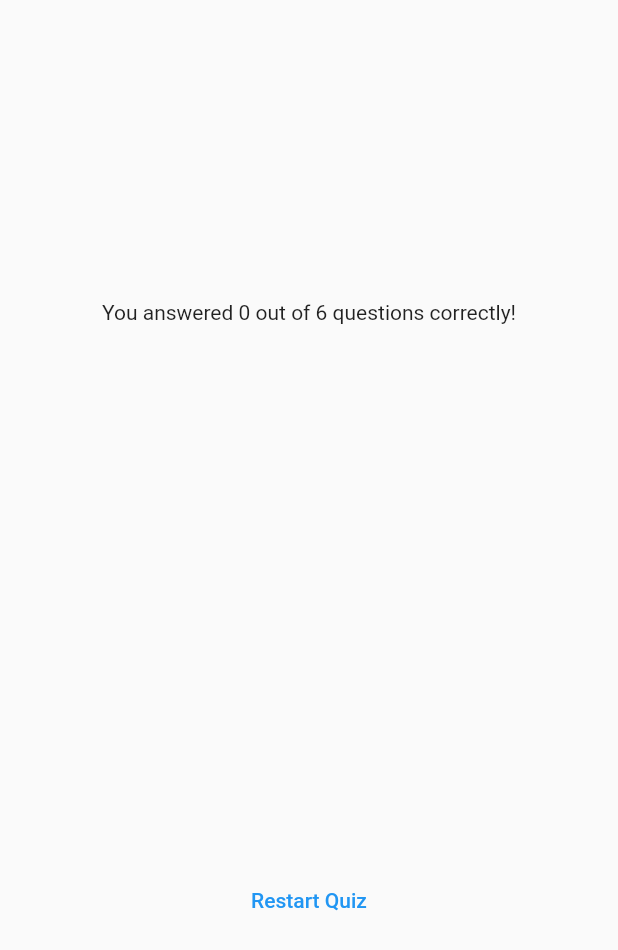
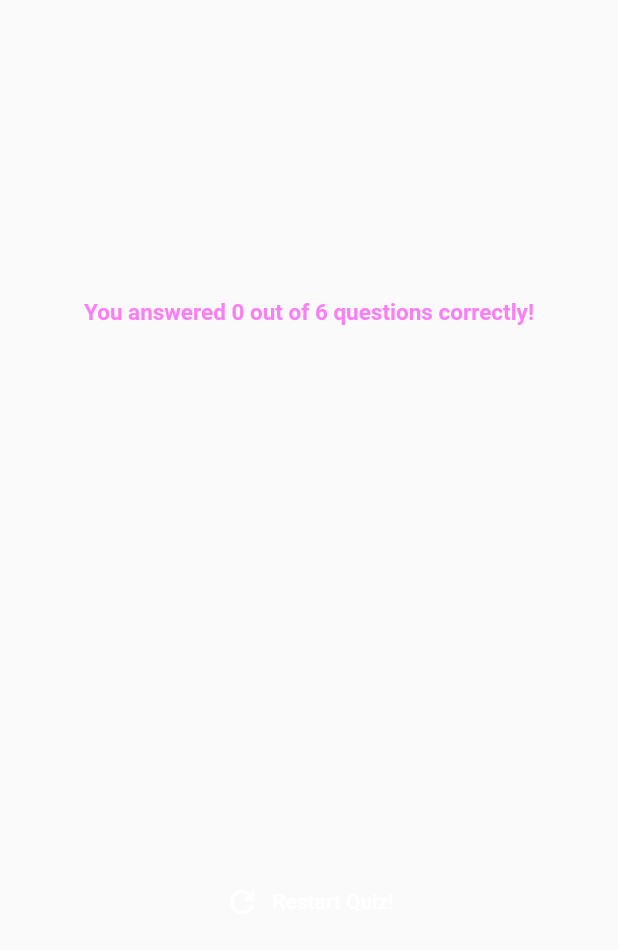
Before and after one commit to HorizonChaser12/Advanced_QuizApp, a Flutter app: the ResultsScreen widget shown alone on an empty page, opened directly with empty values, on a phone screen of 412 x 824 dp. Shown: the top 950 px of the screen. Run offline on Flutter 3.47's test engine with Material 2 defaults, Android fonts, the light colour scheme and no system bars; our stand-ins replace google_fonts.

Commit message:
Final Commit-May28

```diff
--- /dev/null
+++ b/lib/questions_summary/questions_summary.dart
@@ -0,0 +1,22 @@
+import 'package:flutter/material.dart';
+import 'package:advanced_project_2/questions_summary/summary_item.dart';
+
+class QuestionsSummary extends StatelessWidget {
+  const QuestionsSummary(this.summaryData, {super.key});
+  final List<Map<String, Object>> summaryData;
+  @override
+  Widget build(BuildContext context) {
+    return SizedBox(
+      height: 300,
+      child: SingleChildScrollView(
+        child: Column(
+          children: summaryData.map(
+            (data) {
+              return SummaryItem(data);
+            },
+          ).toList(),
+        ),
+      ),
+    );
+  }
+}
--- a/lib/results_screen.dart
+++ b/lib/results_screen.dart
@@ -1,11 +1,17 @@
 import 'package:flutter/material.dart';
 import 'package:advanced_project_2/data/questions.dart';
-import 'package:advanced_project_2/questions_summary.dart';
+import 'package:advanced_project_2/questions_summary/questions_summary.dart';
+import 'package:google_fonts/google_fonts.dart';
 
 class ResultsScreen extends StatelessWidget {
-  const ResultsScreen({super.key, required this.choosenAnswers});
+  const ResultsScreen({
+    super.key,
+    required this.choosenAnswers,
+    required this.onRestart,
+  });
+  final void Function() onRestart;
+  final List<String> choosenAnswers;
 
-  final List<String> choosenAnswers;
   List<Map<String, Object>> getSummaryData() {
     final List<Map<String, Object>> summary = [];
     for (var i = 0; i < choosenAnswers.length; i++) {
@@ -27,6 +33,7 @@ class ResultsScreen extends StatelessWidget {
     final numCorrectQuestion = summaryData.where((data) {
       return data['user_answer'] == data['correct_answer'];
     }).length;
+
     return SizedBox(
       width: double.infinity,
       child: Container(
@@ -35,7 +42,12 @@ class ResultsScreen extends StatelessWidget {
           mainAxisAlignment: MainAxisAlignment.center,
           children: [
             Text(
-                'You answered $numCorrectQuestion out of $numTotalQuestions questions correctly!'),
+                'You answered $numCorrectQuestion out of $numTotalQuestions questions correctly!',
+                style: GoogleFonts.secularOne(
+                    color: const Color.fromARGB(214, 251, 104, 243),
+                    fontSize: 15,
+                    fontWeight: FontWeight.bold),
+                textAlign: TextAlign.center),
             const SizedBox(
               height: 30,
             ),
@@ -43,10 +55,14 @@ class ResultsScreen extends StatelessWidget {
             const SizedBox(
               height: 30,
             ),
-            TextButton(
-              child: const Text('Restart Quiz'),
-              onPressed: () {},
-            ),
+            TextButton.icon(
+              onPressed: onRestart,
+              style: TextButton.styleFrom(
+                foregroundColor: Colors.white,
+              ),
+              icon: const Icon(Icons.refresh),
+              label: const Text('Restart Quiz!'),
+            )
           ],
         ),
       ),
```
Also changed, not shown: lib/questions_summary.dart (deleted, +0 -37 lines), lib/questions_summary/question_identifier.dart (added, +34 -0 lines), lib/questions_summary/summary_item.dart (added, +57 -0 lines), lib/quiz.dart (+9 -1 lines).
